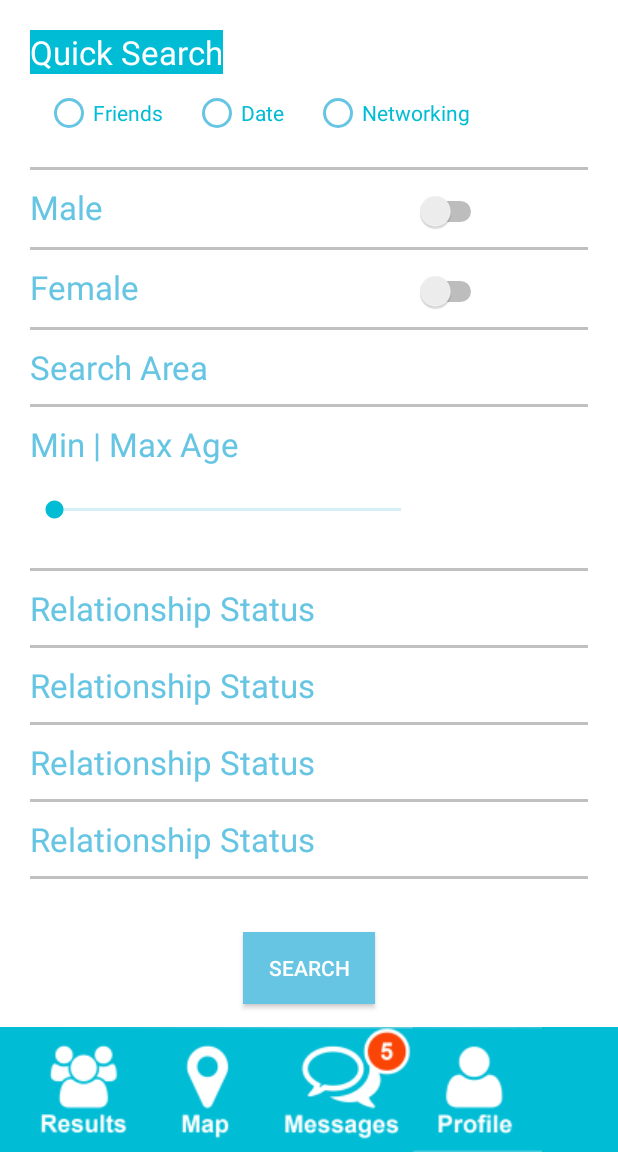
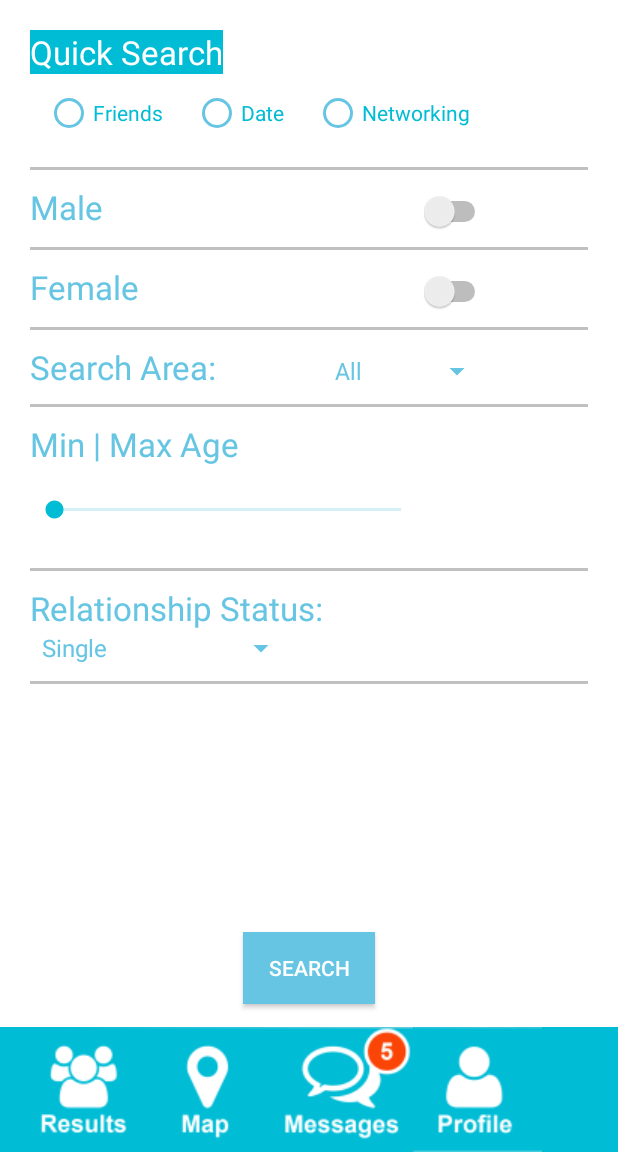
Before and after one commit to dantiags/PeerAndroid, an Android app: the QuickSearchActivity screen opened directly, with no data from a screen before it, on a phone screen of 412 x 824 dp, the part 84-1236 px from its top. Run offline under Robolectric (Android 15) with nearby library versions, the phone set to English and light mode, and no system bars.

Commit message:
New Activities

```diff
--- a/app/src/main/java/com/aycron/peerandroid/QuickSearchActivity.java
+++ b/app/src/main/java/com/aycron/peerandroid/QuickSearchActivity.java
@@ -6,8 +6,10 @@ import android.os.Bundle;
 import android.support.v7.widget.PopupMenu;
 import android.support.v7.widget.Toolbar;
 import android.view.View;
+import android.widget.ArrayAdapter;
 import android.widget.Button;
 import android.widget.ImageButton;
+import android.widget.Spinner;
 
 public class QuickSearchActivity extends BaseMenuActivity implements View.OnClickListener {
 
@@ -36,6 +38,22 @@ public class QuickSearchActivity extends BaseMenuActivity implements View.OnClic
         resultsButton.setOnClickListener(this);
         profileButton.setOnClickListener(this);
         searchButton.setOnClickListener(this);
+
+        Spinner spinnerSearchArea = (Spinner) findViewById(R.id.spinnerSearchArea);
+        // Create an ArrayAdapter using the string array and a default spinner layout
+        ArrayAdapter<CharSequence> adapter = ArrayAdapter.createFromResource(this, R.array.search_area, android.R.layout.simple_spinner_item);
+        // Specify the layout to use when the list of choices appears
+        adapter.setDropDownViewResource(android.R.layout.simple_spinner_dropdown_item);
+        // Apply the adapter to the spinner
+        spinnerSearchArea.setAdapter(adapter);
+
+        Spinner spinnerRelationShipStatus = (Spinner) findViewById(R.id.spinnerRelationshipStatus);
+        // Create an ArrayAdapter using the string array and a default spinner layout
+        ArrayAdapter<CharSequence> adapterRS = ArrayAdapter.createFromResource(this, R.array.relationship_status, android.R.layout.simple_spinner_item);
+        // Specify the layout to use when the list of choices appears
+        adapterRS.setDropDownViewResource(android.R.layout.simple_spinner_dropdown_item);
+        // Apply the adapter to the spinner
+        spinnerRelationShipStatus.setAdapter(adapterRS);
 
     }
 
--- a/app/src/main/res/layout/activity_make_amatch.xml
+++ b/app/src/main/res/layout/activity_make_amatch.xml
@@ -20,14 +20,6 @@
         android:layout_below="@+id/toolbar"
         >
 
-        <ImageView
-            android:layout_width="match_parent"
-            android:layout_height="wrap_content"
-            android:id="@+id/imgMessages"
-            android:src="@drawable/matchespage"
-            android:layout_weight="1"
-            android:layout_marginTop="70dp"
-            />
 
     </ScrollView>
 
--- a/app/src/main/res/layout/activity_messages.xml
+++ b/app/src/main/res/layout/activity_messages.xml
@@ -20,14 +20,6 @@
         android:layout_below="@+id/toolbar"
         >
 
-    <ImageView
-        android:layout_width="match_parent"
-        android:layout_height="wrap_content"
-        android:id="@+id/imgMessages"
-        android:src="@drawable/messagespage"
-        android:layout_weight="1"
-        android:layout_marginTop="70dp"
-        />
 
     </ScrollView>
 
--- a/app/src/main/res/layout/activity_quick_search.xml
+++ b/app/src/main/res/layout/activity_quick_search.xml
@@ -26,7 +26,7 @@
             android:layout_width="match_parent"
             android:layout_height="wrap_content"
             android:columnCount="3"
-            android:rowCount="20"
+            android:rowCount="21"
             android:id="@+id/gridLayoutQuickSearch"
             android:layout_margin="20dp"
             >
@@ -149,10 +149,20 @@
                 android:layout_width="wrap_content"
                 android:layout_height="wrap_content"
                 android:textAppearance="?android:attr/textAppearanceLarge"
-                android:text="Search Area"
-                android:layout_columnSpan="2"
+                android:text="Search Area:"
+                android:layout_columnSpan="1"
                 android:layout_row="7"
                 android:layout_column="0" />
+
+            <Spinner
+                android:layout_width="wrap_content"
+                android:layout_height="wrap_content"
+                android:textAppearance="?android:attr/textAppearanceLarge"
+                android:id="@+id/spinnerSearchArea"
+                android:layout_columnSpan="1"
+                android:layout_row="7"
+                android:layout_column="2"/>
+
 
             <View
                 android:layout_width="fill_parent"
@@ -162,7 +172,7 @@
                 android:layout_rowSpan="1"
                 android:layout_marginTop="10dp"
                 android:layout_marginBottom="10dp"
-                android:layout_row="8"
+                android:layout_row="9"
                 android:layout_column="0" />
 
             <TextView
@@ -171,7 +181,7 @@
                 android:textAppearance="?android:attr/textAppearanceLarge"
                 android:text="Min | Max Age"
                 android:layout_columnSpan="3"
-                android:layout_row="9"
+                android:layout_row="10"
                 android:layout_column="0" />
 
 
@@ -180,7 +190,7 @@
                 android:layout_height="wrap_content"
                 android:layout_columnSpan="3"
                 android:id="@+id/seekBarAge"
-                android:layout_row="10"
+                android:layout_row="11"
                 android:layout_column="0"
                 android:max="60"
                 android:progress="0"
@@ -196,37 +206,29 @@
                 android:layout_rowSpan="1"
                 android:layout_marginTop="10dp"
                 android:layout_marginBottom="10dp"
-                android:layout_row="11"
+                android:layout_row="12"
                 android:layout_column="0" />
 
             <TextView
                 android:layout_width="wrap_content"
                 android:layout_height="wrap_content"
                 android:textAppearance="?android:attr/textAppearanceLarge"
-                android:text="Relationship Status"
+                android:text="Relationship Status:"
                 android:layout_columnSpan="2"
-                android:layout_row="12"
-                android:layout_column="0" />
-
-            <View
-                android:layout_width="fill_parent"
-                android:layout_height="2dp"
-                android:background="#c0c0c0"
-                android:layout_columnSpan="3"
-                android:layout_rowSpan="1"
-                android:layout_marginTop="10dp"
-                android:layout_marginBottom="10dp"
                 android:layout_row="13"
                 android:layout_column="0" />
 
-            <TextView
+
+            <Spinner
                 android:layout_width="wrap_content"
                 android:layout_height="wrap_content"
                 android:textAppearance="?android:attr/textAppearanceLarge"
-                android:text="Relationship Status"
+                android:text="Search Area"
+                android:id="@+id/spinnerRelationshipStatus"
+                android:layout_row="14"
+                android:layout_column="0"
                 android:layout_columnSpan="2"
-                android:layout_row="14"
-                android:layout_column="0" />
+                />
 
             <View
                 android:layout_width="fill_parent"
@@ -237,46 +239,6 @@
                 android:layout_marginTop="10dp"
                 android:layout_marginBottom="10dp"
                 android:layout_row="15"
-                android:layout_column="0" />
-
-            <TextView
-                android:layout_width="wrap_content"
-                android:layout_height="wrap_content"
-                android:textAppearance="?android:attr/textAppearanceLarge"
-                android:text="Relationship Status"
-                android:layout_columnSpan="2"
-                android:layout_row="16"
-                android:layout_column="0" />
-
-            <View
-                android:layout_width="fill_parent"
-                android:layout_height="2dp"
-                android:background="#c0c0c0"
-                android:layout_columnSpan="3"
-                android:layout_rowSpan="1"
-                android:layout_marginTop="10dp"
-                android:layout_marginBottom="10dp"
-                android:layout_row="17"
-                android:layout_column="0" />
-
-            <TextView
-                android:layout_width="wrap_content"
-                android:layout_height="wrap_content"
-                android:textAppearance="?android:attr/textAppearanceLarge"
-                android:text="Relationship Status"
-                android:layout_columnSpan="2"
-                android:layout_row="18"
-                android:layout_column="0" />
-
-            <View
-                android:layout_width="fill_parent"
-                android:layout_height="2dp"
-                android:background="#c0c0c0"
-                android:layout_columnSpan="3"
-                android:layout_rowSpan="1"
-                android:layout_marginTop="10dp"
-                android:layout_marginBottom="10dp"
-                android:layout_row="19"
                 android:layout_column="0" />
 
 
--- a/app/src/main/res/values/strings.xml
+++ b/app/src/main/res/values/strings.xml
@@ -3,4 +3,18 @@
     <string name="title_activity_login">Sign in</string>
     <string name="action_sign_in">Login on Facebook</string>
 
+    <string-array name="relationship_status">
+        <item>Single</item>
+        <item>Married</item>
+        <item>In a relationship</item>
+        <item>It\'s complicated</item>
+    </string-array>
+
+    <string-array name="search_area">
+        <item>All</item>
+        <item>10 Km.</item>
+        <item>20 Km.</item>
+        <item>30 Km</item>
+    </string-array>
+
 </resources>
```
Also changed, not shown: app/src/main/res/drawable/matchespage.png (deleted), app/src/main/res/drawable/messagespage.png (deleted), app/src/main/res/drawable/notifsettings.png (deleted).
